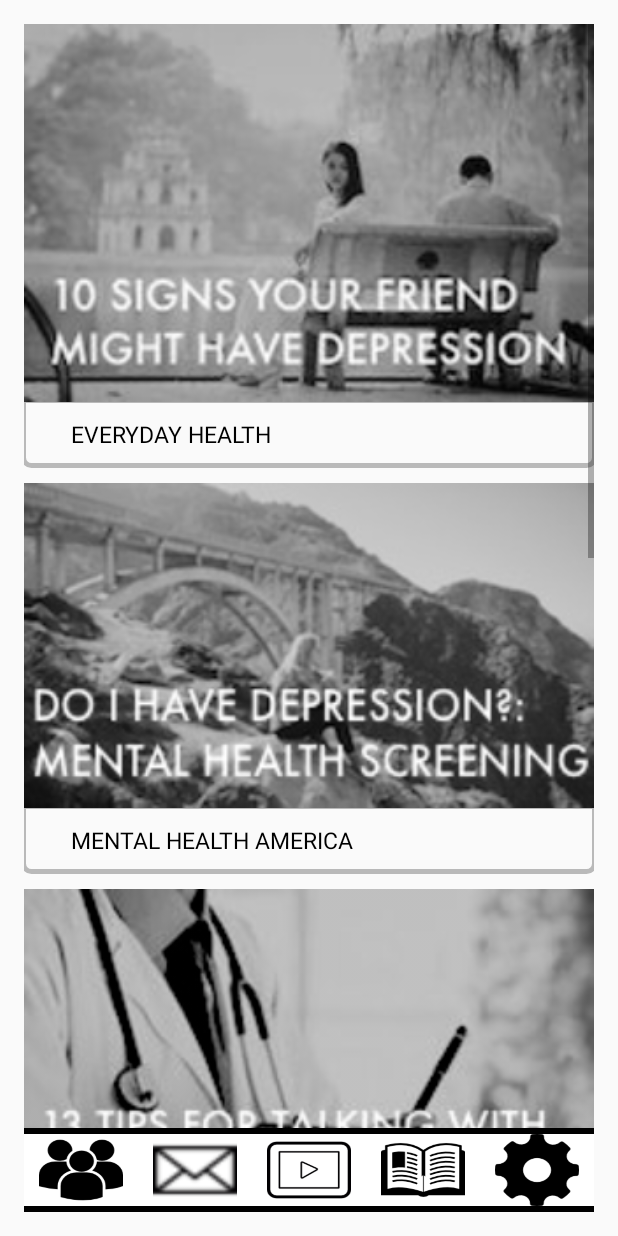
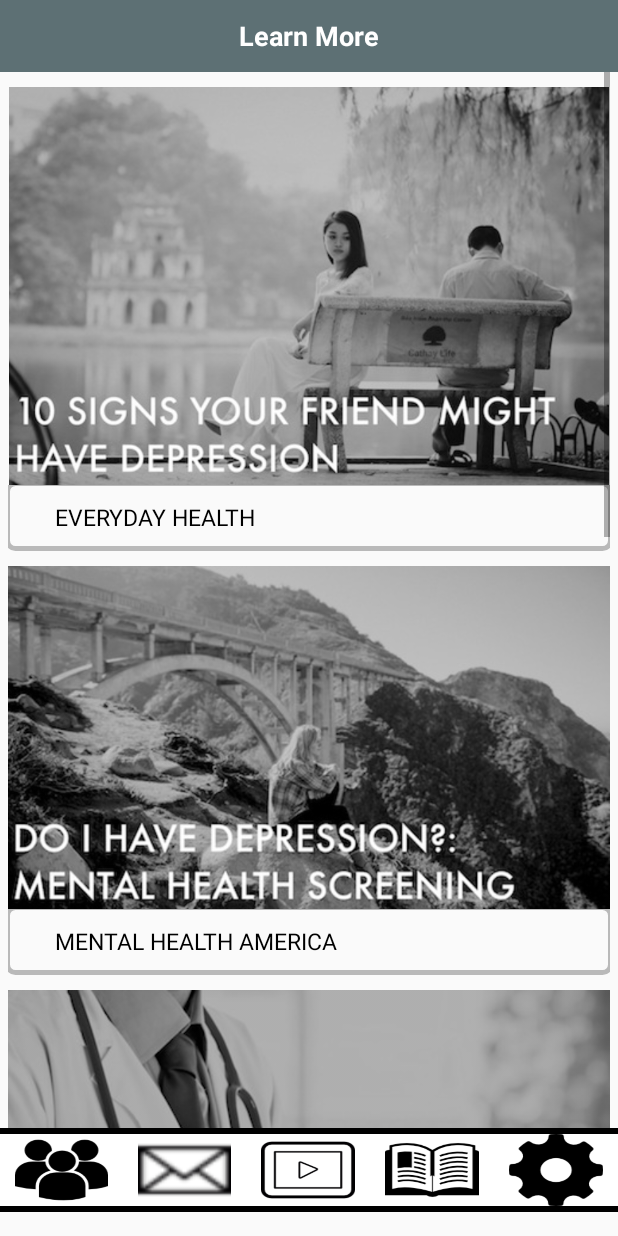
Before and after one commit to cpolyukh/Trellis, an Android app: the LearnMoreActivity screen opened directly, with no data from a screen before it, on a phone screen of 412 x 824 dp. Run offline under Robolectric (Android 15) with nearby library versions, the phone set to English and light mode, and no system bars; 1 statement that could not run was skipped.

Commit message:
refined learn more page

```diff
--- a/app/src/main/res/drawable/custom_rectangle.xml
+++ b/app/src/main/res/drawable/custom_rectangle.xml
@@ -17,7 +17,8 @@
             android:bottom="1dp"
             />
 
-        <corners android:bottomRightRadius="5dp" android:bottomLeftRadius="5dp"/>
+        <corners android:bottomRightRadius="5dp" android:bottomLeftRadius="5dp"
+            android:topLeftRadius="5dp" android:topRightRadius="5dp"/>
     </shape>
 </item>
 
--- a/app/src/main/res/layout/activity_learn_more.xml
+++ b/app/src/main/res/layout/activity_learn_more.xml
@@ -1,19 +1,27 @@
 
 <RelativeLayout xmlns:android="http://schemas.android.com/apk/res/android"
     xmlns:tools="http://schemas.android.com/tools" android:layout_width="match_parent"
-    android:layout_height="match_parent" android:paddingLeft="@dimen/activity_horizontal_margin"
-    android:paddingRight="@dimen/activity_horizontal_margin"
-    android:paddingTop="@dimen/activity_vertical_margin"
+    android:layout_height="match_parent"
+    android:paddingLeft="0dp"
+    android:paddingRight="0dp"
+    android:paddingTop="0dp"
     android:id="@+id/container"
     android:paddingBottom="@dimen/activity_vertical_margin" tools:context=".LoginActivity">
+
+    <LinearLayout xmlns:android="http://schemas.android.com/apk/res/android"
+        android:layout_width="match_parent"
+        android:layout_height="match_parent"
+        android:orientation="vertical">
 
         <RelativeLayout
             android:layout_width="match_parent"
             android:layout_height="48dp"
-        android:background="#824096"
+            android:background="#5d7074"
             android:layout_gravity="top"
             android:id="@+id/heading"
-        android:layout_alignParentTop="true">
+            android:layout_alignParentTop="true"
+            android:layout_marginBottom="0dp"
+            android:paddingBottom="0dp">
             <TextView
                 android:id="@+id/txt_channel_url"
                 android:layout_width="wrap_content"
@@ -26,23 +34,21 @@
                 />
         </RelativeLayout>
 
-
-
-    <LinearLayout xmlns:android="http://schemas.android.com/apk/res/android"
-        android:layout_width="match_parent"
-        android:layout_height="match_parent"
-        android:orientation="vertical"
-        android:layout_alignParentTop="@+id/heading">
         <ScrollView
             android:layout_width="match_parent"
             android:layout_height="0dp"
-            android:layout_weight="1">
+            android:layout_weight="1"
+            android:paddingLeft="5dp"
+            android:paddingRight="5dp"
+            android:paddingTop="0dp"
+            android:layout_marginTop="0dp">
             <LinearLayout
                 android:layout_width="match_parent"
                 android:layout_height="wrap_content"
                 android:orientation="vertical"
                 android:paddingBottom="25dp"
-                android:weightSum="1">
+                android:weightSum="1"
+                android:layout_marginTop="10dp">
 
                 <ImageView
                     android:layout_width="fill_parent"
```
Also changed, not shown: app/src/main/res/drawable/depression1.jpeg (added), app/src/main/res/drawable/depression1.jpg (deleted), app/src/main/res/drawable/depression2.jpg, app/src/main/res/drawable/depression3.jpg, app/src/main/res/drawable/depression4.jpeg (added), app/src/main/res/drawable/depression4.jpg (deleted), app/src/main/res/drawable/depression5.jpg. Lines whose indentation alone changed are shown as unchanged.
